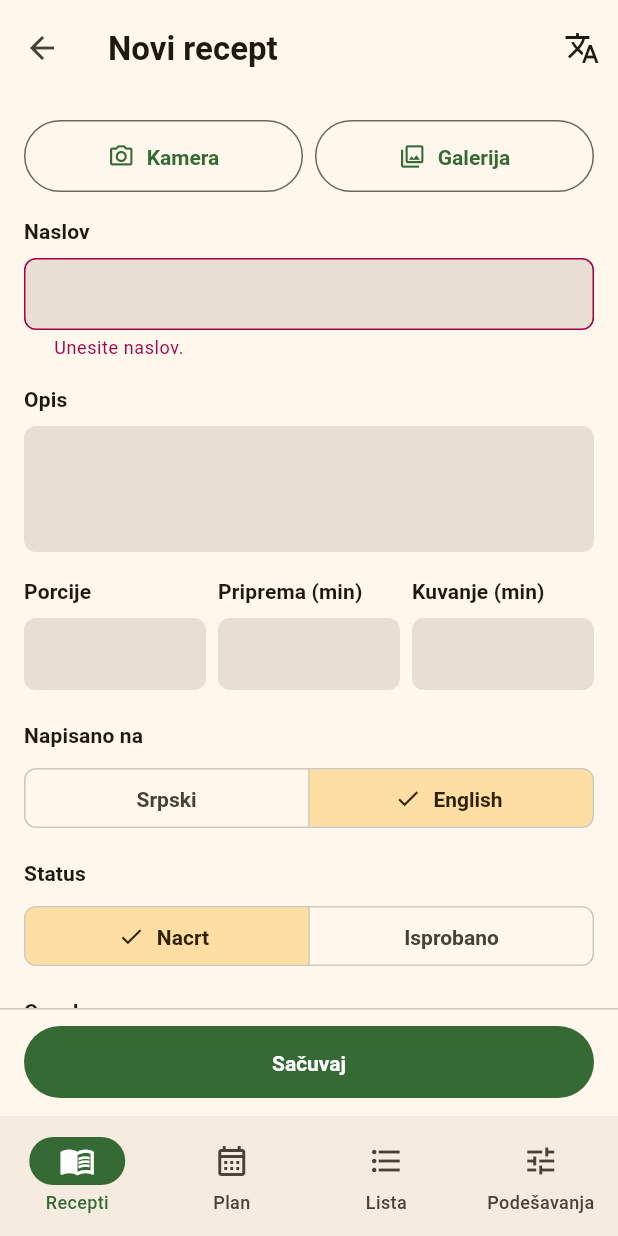
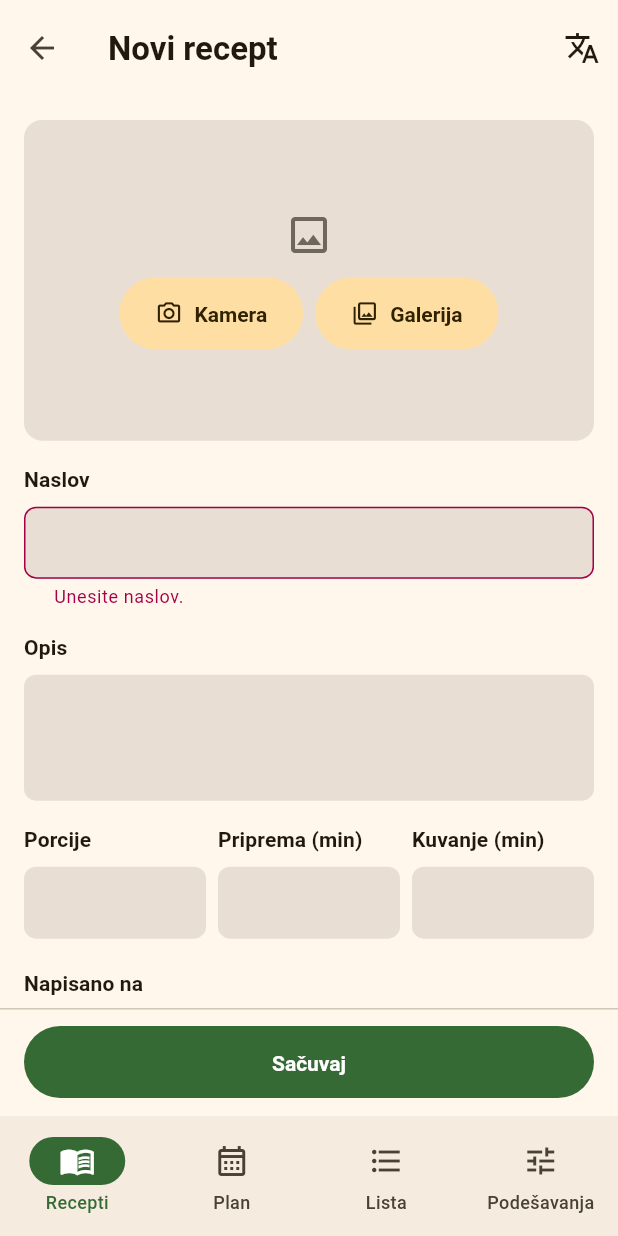
Before and after one commit to markostankovic/kitchen-table, a Flutter app: the RecipeEditScreen screen opened by its route, after a tap on "English", after a tap on the "translate" icon, on a phone screen of 412 x 824 dp. Run offline on Flutter 3.47's test engine with Material 3 defaults, Android fonts, the phone set to English and light mode, and no system bars; our stand-ins replace drift, drift_flutter, flutter_riverpod, freezed_annotation, go_router, google_sign_in and 3 more; missing offline and left inert: receive_sharing_intent; accounts and stored records are empty; generated files the repository leaves out were written again; statements that could not run were skipped; project files that could hold a hidden picture were left out.

Commit message:
Phase 7 (sync-design-initial, slice 5): edit recipe and translation review per the design
The editor's photo becomes a 16:9 surfaceContainerHighest well with tonal
Camera / Gallery, the photo taking the same shape at radius md. Step rows
are labelled Korak N / Step N above the field instead of hinted, md apart.
Every reorderable row (editor ingredients and steps, import review lines)
uses the meal plan's drag_indicator grip. The translation review opens with
the tonal Machine translation badge, and each original sits in a ringed
docLanguage panel, still above its field (D84).

Co-Authored-By: Claude Opus 5.5 <noreply@anthropic.com>

```diff
--- a/lib/core/ingredients/widgets/ingredient_line_field.dart
+++ b/lib/core/ingredients/widgets/ingredient_line_field.dart
@@ -9,6 +9,7 @@ import '../../l10n/generated/app_localizations.dart';
 import '../../text/text_normalizer.dart';
 import '../../theme/app_sizes.dart';
 import '../../theme/app_spacing.dart';
+import '../../theme/kitchen_colors.dart';
 import '../../../features/ingredients/domain/ingredient_line_parser.dart';
 import '../../../features/ingredients/domain/ingredient_match.dart';
 import '../../../features/ingredients/domain/parsed_ingredient_line.dart';
@@ -104,9 +105,15 @@ class _IngredientLineFieldState extends ConsumerState<IngredientLineField> {
             children: <Widget>[
               ReorderableDragStartListener(
                 index: widget.index,
-                child: const Padding(
-                  padding: EdgeInsets.only(right: AppSpacing.xs),
-                  child: Icon(Icons.drag_handle),
+                child: Padding(
+                  padding: const EdgeInsets.only(right: AppSpacing.xs),
+                  child: Icon(
+                    Icons.drag_indicator,
+                    size: AppSizes.grip,
+                    color: Theme.of(context)
+                        .extension<KitchenColors>()!
+                        .dragHandle,
+                  ),
                 ),
               ),
               Expanded(
@@ -135,7 +142,7 @@ class _IngredientLineFieldState extends ConsumerState<IngredientLineField> {
           Padding(
             // Indented past the drag handle, so the chip sits under the text.
             padding: const EdgeInsets.only(
-              left: AppSizes.icon + AppSpacing.xs,
+              left: AppSizes.grip + AppSpacing.xs,
               top: AppSpacing.xs,
             ),
             child: IngredientMatchChip(
--- a/lib/core/theme/app_sizes.dart
+++ b/lib/core/theme/app_sizes.dart
@@ -58,7 +58,8 @@ abstract final class AppSizes {
   /// other is a drawing, and they have no reason to move together.
   static const double emptyStateIcon = 48;
 
-  /// The 6-dot drag grip on a meal-plan entry. Its own name rather than
+  /// The 6-dot drag grip on every reorderable row: a meal-plan entry, and
+  /// the editor's ingredient and step rows. Its own name rather than
   /// borrowing [iconInButton]: the same number today, but one is a drawing
   /// hinting at a gesture and the other sits beside a button's label, and
   /// they have no reason to move together.
--- a/lib/features/recipes/presentation/recipe_edit_screen.dart
+++ b/lib/features/recipes/presentation/recipe_edit_screen.dart
@@ -13,6 +13,7 @@ import '../../../core/router/routes.dart';
 import '../../../core/theme/app_radii.dart';
 import '../../../core/theme/app_sizes.dart';
 import '../../../core/theme/app_spacing.dart';
+import '../../../core/theme/kitchen_colors.dart';
 import '../../../core/widgets/app_action_bar.dart';
 import '../../../core/widgets/app_error_view.dart';
 import '../../../core/widgets/app_field_label.dart';
@@ -371,7 +372,7 @@ class _RecipeEditScreenState extends ConsumerState<RecipeEditScreen> {
                   key: ValueKey<int>(step.localId),
                   index: index,
                   initialValue: step.text,
-                  hintText: l10n.stepLabel(index + 1),
+                  label: l10n.stepLabel(index + 1),
                   maxLines: 3,
                   onChanged: (String value) =>
                       _editor.setStepText(step.localId, value),
@@ -444,19 +445,74 @@ class _PhotoField extends StatelessWidget {
   final VoidCallback onRemove;
   final AppLocalizations l10n;
 
+  /// The empty well's `image` icon. The frame's value, and the editor is its
+  /// only user, so no token.
+  static const double _wellIcon = 32;
+
   @override
   Widget build(BuildContext context) {
+    final ColorScheme scheme = Theme.of(context).colorScheme;
     final Uint8List? bytes = pickedImage?.bytes;
     final bool hasPhoto = bytes != null || existingImageUrl != null;
+
+    final Widget cameraButton = FilledButton.tonalIcon(
+      onPressed: () => onPick(ImageSource.camera),
+      icon: const Icon(Icons.camera_alt_outlined),
+      label: Text(l10n.cameraButton),
+    );
+    final Widget galleryButton = FilledButton.tonalIcon(
+      onPressed: () => onPick(ImageSource.gallery),
+      icon: const Icon(Icons.photo_library_outlined),
+      label: Text(l10n.galleryButton),
+    );
+
+    // One 16:9 shape whether empty or filled, so picking a photo does not
+    // move the form below it.
+    if (!hasPhoto) {
+      return AspectRatio(
+        aspectRatio: 16 / 9,
+        child: DecoratedBox(
+          decoration: BoxDecoration(
+            color: scheme.surfaceContainerHighest,
+            borderRadius: BorderRadius.circular(AppRadii.md),
+          ),
+          child: Center(
+            child: Column(
+              mainAxisSize: MainAxisSize.min,
+              children: <Widget>[
+                Icon(
+                  Icons.image_outlined,
+                  size: _wellIcon,
+                  color: scheme.outline,
+                ),
+                const SizedBox(height: AppSpacing.md),
+                // A Wrap, not a Row: side by side at any phone width in
+                // either language, but stacked rather than overflowing at a
+                // large text scale.
+                Padding(
+                  padding:
+                      const EdgeInsets.symmetric(horizontal: AppSpacing.md),
+                  child: Wrap(
+                    alignment: WrapAlignment.center,
+                    spacing: AppSpacing.sm,
+                    runSpacing: AppSpacing.sm,
+                    children: <Widget>[cameraButton, galleryButton],
+                  ),
+                ),
+              ],
+            ),
+          ),
+        ),
+      );
+    }
 
     return Column(
       crossAxisAlignment: CrossAxisAlignment.stretch,
       children: <Widget>[
-        if (hasPhoto)
         AspectRatio(
           aspectRatio: 16 / 9,
           child: ClipRRect(
-              borderRadius: BorderRadius.circular(AppRadii.sm),
+            borderRadius: BorderRadius.circular(AppRadii.md),
             child: bytes != null
                 ? Image.memory(bytes, fit: BoxFit.cover)
                 : Image.network(
@@ -473,25 +529,12 @@ class _PhotoField extends StatelessWidget {
                   ),
           ),
         ),
-        if (hasPhoto) const SizedBox(height: AppSpacing.sm),
+        const SizedBox(height: AppSpacing.sm),
         Row(
           children: <Widget>[
-            Expanded(
-              child: OutlinedButton.icon(
-                onPressed: () => onPick(ImageSource.camera),
-                icon: const Icon(Icons.camera_alt_outlined),
-                label: Text(l10n.cameraButton),
-              ),
-            ),
+            Expanded(child: cameraButton),
             const SizedBox(width: AppSpacing.sm),
-            Expanded(
-              child: OutlinedButton.icon(
-                onPressed: () => onPick(ImageSource.gallery),
-                icon: const Icon(Icons.photo_library_outlined),
-                label: Text(l10n.galleryButton),
-              ),
-            ),
-            if (hasPhoto) ...<Widget>[
+            Expanded(child: galleryButton),
             const SizedBox(width: AppSpacing.sm),
             IconButton(
               tooltip: l10n.removePhotoTooltip,
@@ -499,19 +542,18 @@ class _PhotoField extends StatelessWidget {
               onPressed: onRemove,
             ),
           ],
-          ],
         ),
       ],
     );
   }
 }
 
-/// One draggable, removable row of the ingredient or step list.
+/// One labelled, draggable, removable step row.
 class _EditableRow extends StatelessWidget {
   const _EditableRow({
     required this.index,
     required this.initialValue,
-    required this.hintText,
+    required this.label,
     required this.onChanged,
     required this.onRemove,
     required this.removeTooltip,
@@ -521,7 +563,7 @@ class _EditableRow extends StatelessWidget {
 
   final int index;
   final String initialValue;
-  final String hintText;
+  final String label;
   final int maxLines;
   final ValueChanged<String> onChanged;
   final VoidCallback onRemove;
@@ -529,16 +571,33 @@ class _EditableRow extends StatelessWidget {
 
   @override
   Widget build(BuildContext context) {
+    final KitchenColors kitchen =
+        Theme.of(context).extension<KitchenColors>()!;
     return Padding(
-      padding: const EdgeInsets.only(bottom: AppSpacing.sm),
-      child: Row(
+      padding: const EdgeInsets.only(bottom: AppSpacing.md),
+      child: Column(
+        crossAxisAlignment: CrossAxisAlignment.start,
+        children: <Widget>[
+          Padding(
+            // Indented past the grip, so the label sits over the field.
+            padding: const EdgeInsets.only(
+              left: AppSizes.grip + AppSpacing.xs,
+            ),
+            child: AppFieldLabel(text: label),
+          ),
+          const SizedBox(height: AppSpacing.sm),
+          Row(
             crossAxisAlignment: CrossAxisAlignment.center,
             children: <Widget>[
               ReorderableDragStartListener(
                 index: index,
-            child: const Padding(
-              padding: EdgeInsets.only(right: AppSpacing.xs),
-              child: Icon(Icons.drag_handle),
+                child: Padding(
+                  padding: const EdgeInsets.only(right: AppSpacing.xs),
+                  child: Icon(
+                    Icons.drag_indicator,
+                    size: AppSizes.grip,
+                    color: kitchen.dragHandle,
+                  ),
                 ),
               ),
               Expanded(
@@ -547,7 +606,6 @@ class _EditableRow extends StatelessWidget {
                   maxLines: maxLines,
                   textCapitalization: TextCapitalization.sentences,
                   style: Theme.of(context).textTheme.bodyMedium,
-              decoration: InputDecoration(hintText: hintText),
                   onChanged: onChanged,
                 ),
               ),
@@ -555,6 +613,8 @@ class _EditableRow extends StatelessWidget {
                 tooltip: removeTooltip,
                 icon: const Icon(Icons.close),
                 onPressed: onRemove,
+              ),
+            ],
           ),
         ],
       ),
--- a/lib/features/recipes/presentation/translation_review_screen.dart
+++ b/lib/features/recipes/presentation/translation_review_screen.dart
@@ -5,9 +5,12 @@ import '../../../core/error/app_failure.dart';
 import '../../../core/error/failure_l10n.dart';
 import '../../../core/l10n/app_locale.dart';
 import '../../../core/l10n/generated/app_localizations.dart';
+import '../../../core/theme/app_radii.dart';
 import '../../../core/theme/app_sizes.dart';
 import '../../../core/theme/app_spacing.dart';
+import '../../../core/theme/kitchen_colors.dart';
 import '../../../core/widgets/app_action_bar.dart';
+import '../../../core/widgets/app_badge.dart';
 import '../../../core/widgets/app_error_view.dart';
 import '../../../core/widgets/app_field_label.dart';
 import '../application/translation_reviewer.dart';
@@ -118,6 +121,19 @@ class _TranslationReviewScreenState
           AppSpacing.xl,
         ),
         children: <Widget>[
+          Align(
+            alignment: AlignmentDirectional.centerStart,
+            child: AppBadge(
+              tonal: true,
+              leading: Icon(
+                Icons.language,
+                size: AppSizes.iconInMeta,
+                color: Theme.of(context).colorScheme.onSurfaceVariant,
+              ),
+              label: l10n.machineTranslationChipLabel,
+            ),
+          ),
+          const SizedBox(height: AppSpacing.lg),
           // Each pair reads label, then the original, then the field to fix
           // -- "read the line above, fix the line below it".
           AppFieldLabel(text: l10n.titleLabel),
@@ -199,7 +215,21 @@ class _OriginalText extends StatelessWidget {
   @override
   Widget build(BuildContext context) {
     final ThemeData theme = Theme.of(context);
-    return Column(
+    final KitchenColors kitchen = theme.extension<KitchenColors>()!;
+    // The ring is part of docLanguage's own definition: without it, the dark
+    // fill is invisible against the dark ground.
+    return Container(
+      width: double.infinity,
+      padding: const EdgeInsets.symmetric(
+        horizontal: AppSpacing.md,
+        vertical: AppSpacing.sm,
+      ),
+      decoration: BoxDecoration(
+        color: kitchen.docLanguage,
+        border: Border.all(color: theme.colorScheme.outlineVariant),
+        borderRadius: BorderRadius.circular(AppRadii.sm),
+      ),
+      child: Column(
         crossAxisAlignment: CrossAxisAlignment.start,
         children: <Widget>[
           Text(
@@ -214,6 +244,7 @@ class _OriginalText extends StatelessWidget {
                 ?.copyWith(color: theme.colorScheme.onSurfaceVariant),
           ),
         ],
+      ),
     );
   }
 }
```
Also changed, not shown: 4 other files. Lines whose indentation alone changed are shown as unchanged.
